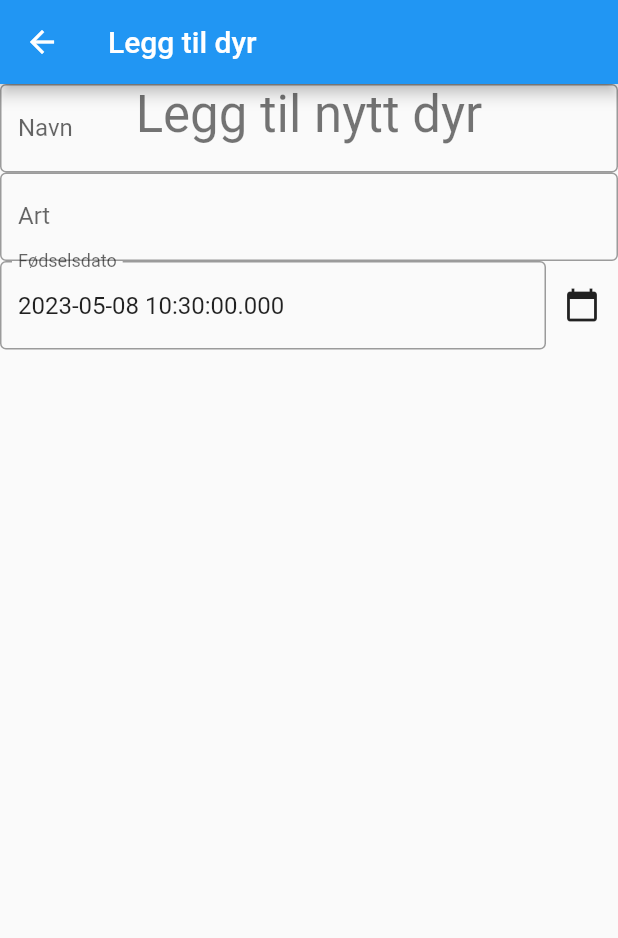
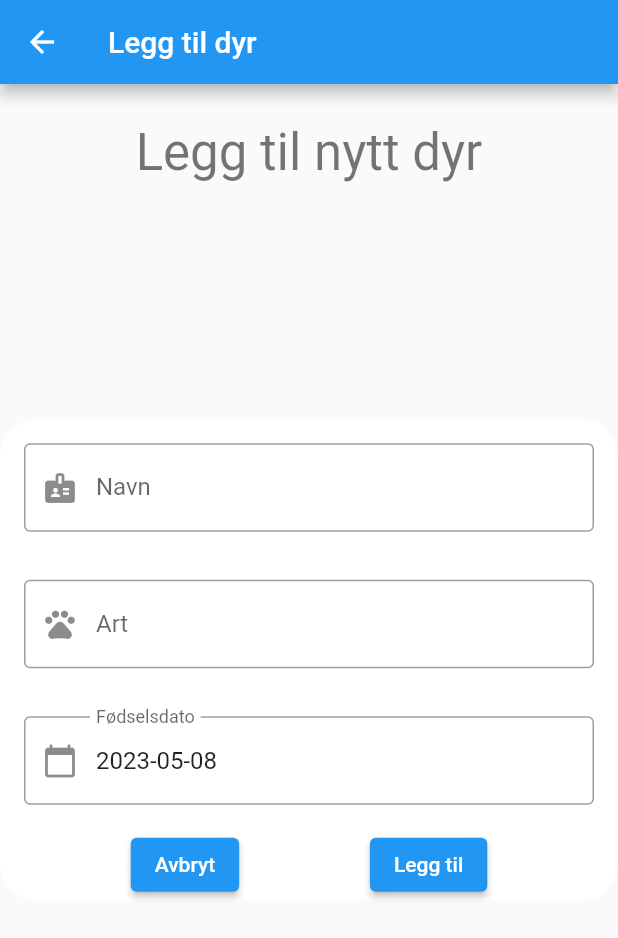
Before and after one commit to DimseBoms/meowdicine, a Flutter app: the AddAnimalScreen screen opened by its route, on a phone screen of 412 x 824 dp. Shown: the top 938 px of the screen. Run offline on Flutter 3.47's test engine with Material 2 defaults, Android fonts, the phone set to English and light mode, and no system bars; our stand-ins replace shared_preferences; accounts and stored records are empty.

Commit message:
Første suksessfulle addAnimal API post

```diff
--- a/lib/screens/add_animal_screen.dart
+++ b/lib/screens/add_animal_screen.dart
@@ -1,5 +1,7 @@
 import 'package:flutter/material.dart';
 import 'package:meowdicine/objects/animal.dart';
+import 'package:meowdicine/http/backend_api.dart';
+import 'package:shared_preferences/shared_preferences.dart';
 
 class AddAnimalScreen extends StatefulWidget {
   const AddAnimalScreen({Key? key, required this.title}) : super(key: key);
@@ -11,7 +13,36 @@ class AddAnimalScreen extends StatefulWidget {
 }
 
 class _AddAnimalScreenState extends State<AddAnimalScreen> {
-  DateTime _selectedDate = DateTime.now();
+  DateTime _selectedDate = _getInitialDate();
+  String _token = '';
+
+  @override
+  void initState() {
+    super.initState();
+    _initToken();
+  }
+
+  void _initToken() async {
+    final prefs = await SharedPreferences.getInstance();
+    final token = prefs.getString('token');
+    if (token != null) {
+      setState(() {
+        _token = token;
+      });
+    } else {
+      if (context.mounted) {
+        Navigator.of(context).pushNamedAndRemoveUntil(
+          '/login',
+          (Route<dynamic> route) => false,
+        );
+      }
+    }
+  }
+
+  static DateTime _getInitialDate() {
+    final DateTime now = DateTime.now();
+    return DateTime(now.year, now.month, now.day);
+  }
 
   Widget _showInputDatePickerFormField() {
     return InputDatePickerFormField(
@@ -19,11 +50,8 @@ class _AddAnimalScreenState extends State<AddAnimalScreen> {
         lastDate: _selectedDate,
         initialDate: _selectedDate,
         onDateSubmitted: (DateTime value) {
-        setState(() {
-          _selectedDate = value;
+          _setDate(value);
         });
-      },
-    );
   }
 
   void _showDatePickerDialog() async {
@@ -34,9 +62,74 @@ class _AddAnimalScreenState extends State<AddAnimalScreen> {
       initialDate: _selectedDate,
     );
     if (pickedDate != null) {
+      _setDate(pickedDate);
+    }
+  }
+
+  // setDate method that makes sure to set the time of day to 00:00
+  void _setDate(DateTime date) {
     setState(() {
-        _selectedDate = pickedDate;
+      _selectedDate = DateTime(date.year, date.month, date.day);
     });
+  }
+
+  String _dateAsStringWithoutTime() {
+    return _selectedDate.toString().split(' ')[0];
+  }
+
+  void _createAnimal(BuildContext context, Animal animal) async {
+    try {
+      final response = await BackendApi.addAnimal(_token, animal);
+      if (response.statusCode == 201) {
+        if (context.mounted) {
+          Navigator.pop(context);
+        } else {
+          showDialog(
+            context: context,
+            builder: (BuildContext context) {
+              return AlertDialog(
+                title: const Text('Feil'),
+                content: const Text('Kunne ikke legge til dyr'),
+                actions: [
+                  TextButton(
+                    onPressed: () {
+                      Navigator.pop(context);
+                    },
+                    child: const Text('OK'),
+                  ),
+                ],
+              );
+            },
+          );
+        }
+      }
+    } catch (e) {
+      showDialog(
+        context: context,
+        builder: (BuildContext context) {
+          return AlertDialog(
+            title: Row(
+              mainAxisAlignment: MainAxisAlignment.spaceBetween,
+              children: const [
+                Text('Feil'),
+                Icon(
+                  Icons.error,
+                  color: Colors.red,
+                )
+              ],
+            ),
+            content: const Text('Klarte ikke opprette dyr'),
+            actions: [
+              TextButton(
+                onPressed: () {
+                  Navigator.pop(context);
+                },
+                child: const Text('OK'),
+              ),
+            ],
+          );
+        },
+      );
     }
   }
 
@@ -51,54 +144,94 @@ class _AddAnimalScreenState extends State<AddAnimalScreen> {
       ),
       body: Center(
         child: Stack(
-          alignment: Alignment.center,
           children: [
             Align(
               alignment: Alignment.topCenter,
+              child: Padding(
+                padding: const EdgeInsets.all(25.0),
                 child: Text(
                   'Legg til nytt dyr',
                   textAlign: TextAlign.center,
                   style: Theme.of(context).textTheme.headlineMedium,
                 ),
               ),
-            Column(
+            ),
+            Center(
+              child: Container(
+                decoration: BoxDecoration(
+                  color: Theme.of(context).colorScheme.surface,
+                  borderRadius: BorderRadius.circular(25),
+                ),
+                child: ConstrainedBox(
+                  constraints: const BoxConstraints(maxWidth: 500),
+                  child: Column(
+                    mainAxisSize: MainAxisSize.min,
+                    mainAxisAlignment: MainAxisAlignment.center,
                     children: [
-                TextField(
+                      Padding(
+                        padding: const EdgeInsets.all(16.0),
+                        child: TextField(
                           controller: _nameController,
                           decoration: const InputDecoration(
                             border: OutlineInputBorder(),
                             labelText: 'Navn',
+                            prefixIcon: Icon(Icons.badge),
                           ),
                         ),
-                TextField(
+                      ),
+                      Padding(
+                        padding: const EdgeInsets.all(16.0),
+                        child: TextField(
                           controller: _speciesController,
                           decoration: const InputDecoration(
                             border: OutlineInputBorder(),
                             labelText: 'Art',
+                            prefixIcon: Icon(Icons.pets),
+                          ),
+                        ),
+                      ),
+                      Padding(
+                        padding: const EdgeInsets.all(16.0),
+                        child: TextField(
+                          controller: TextEditingController(
+                              text: _dateAsStringWithoutTime()),
+                          decoration: InputDecoration(
+                            border: const OutlineInputBorder(),
+                            labelText: 'Fødselsdato',
+                            prefixIcon: IconButton(
+                                onPressed: () {
+                                  _showDatePickerDialog();
+                                },
+                                icon: const Icon(Icons.calendar_today)),
+                          ),
                         ),
                       ),
                       Row(
+                        mainAxisAlignment: MainAxisAlignment.spaceEvenly,
                         children: [
-                    Expanded(
-                      child: TextField(
-                        controller: TextEditingController(
-                            text: _selectedDate.toString()),
-                        decoration: const InputDecoration(
-                          border: OutlineInputBorder(),
-                          labelText: 'Fødselsdato',
+                          ElevatedButton(
+                            onPressed: () {
+                              Navigator.pop(context);
+                            },
+                            child: const Text('Avbryt'),
                           ),
-                        readOnly: true,
+                          ElevatedButton(
+                            onPressed: () {
+                              final Animal animal = Animal(
+                                name: _nameController.text,
+                                species: _speciesController.text,
+                                birthday: _selectedDate,
+                              );
+                              _createAnimal(context, animal);
+                            },
+                            child: const Text('Legg til'),
+                          ),
+                        ],
+                      )
+                    ],
                   ),
                 ),
-                    IconButton(
-                      onPressed: () {
-                        _showDatePickerDialog();
-                      },
-                      icon: const Icon(Icons.calendar_today),
               ),
-                  ],
-                ),
-              ],
             )
           ],
         ),
```
Also changed, not shown: lib/http/backend_api.dart (+11 -5 lines). Lines whose indentation alone changed are shown as unchanged.
